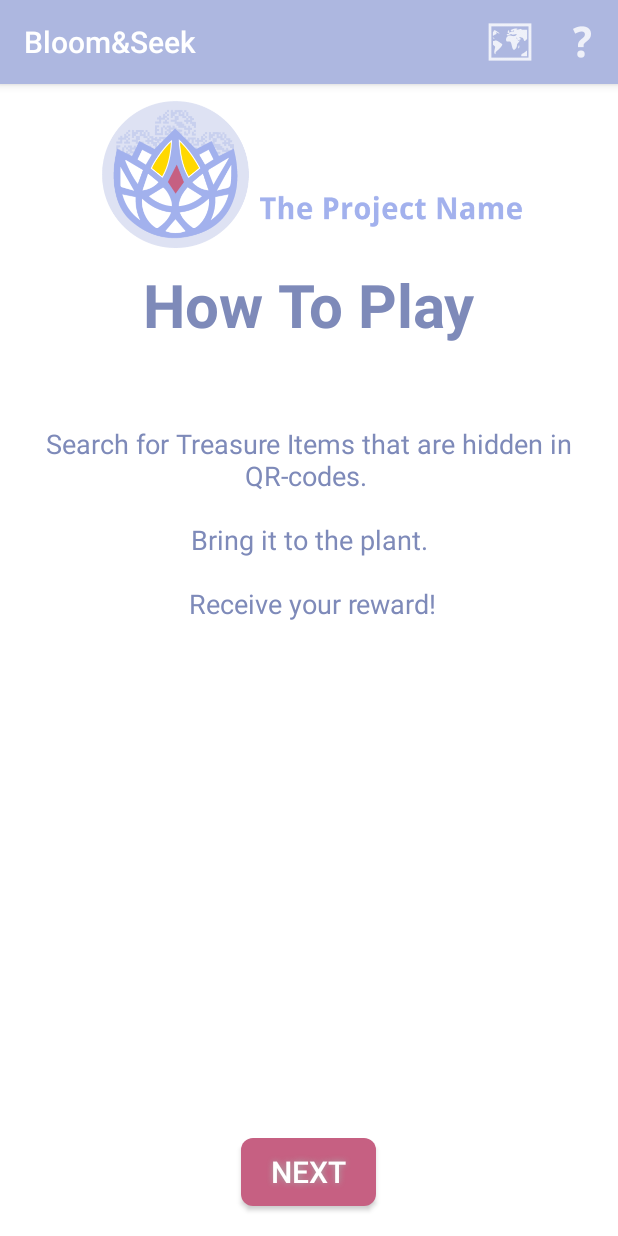
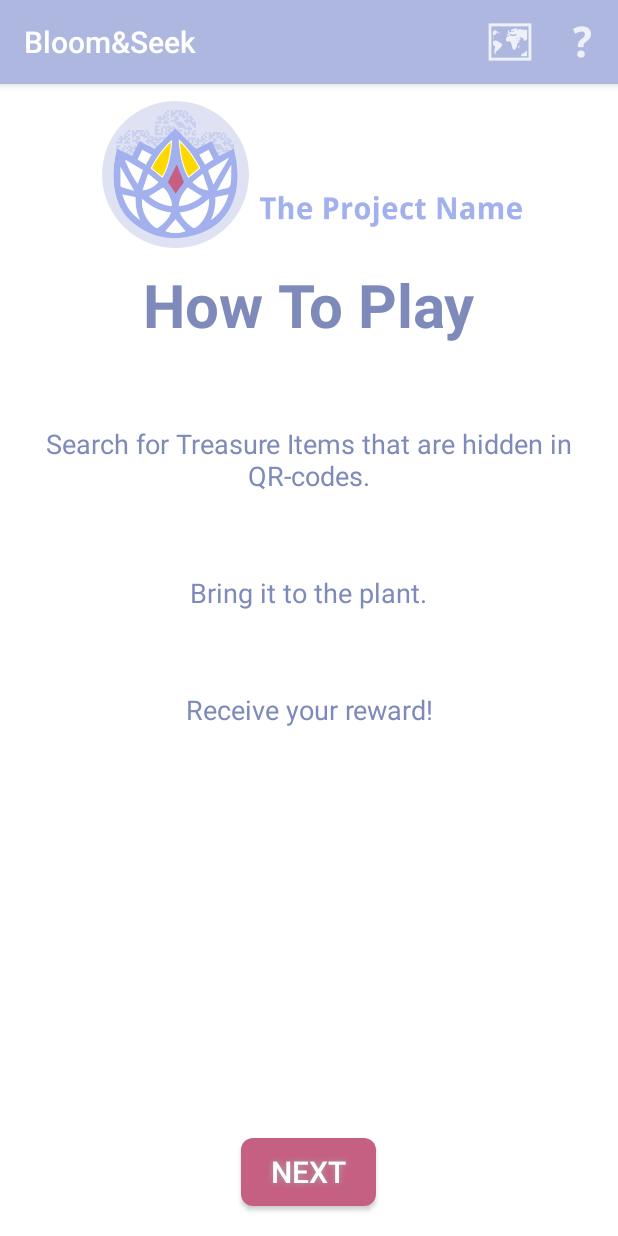
Before and after one commit to lstenstadvold/Pfi3_Group1_FinalProject_Version2, an Android app: the screen it shows after launch (MainActivity), on a phone screen of 412 x 824 dp. Run offline under Robolectric (Android 15) with nearby library versions, the phone set to English and light mode, and no system bars; libraries missing offline, so code that uses them is left out: com.firebase.client, com.koushikdutta.ion; pictures from the network do not load; 1 statement that could not run was skipped.

Commit message:
string help

```diff
--- a/app/src/main/res/layout/fragment_help.xml
+++ b/app/src/main/res/layout/fragment_help.xml
@@ -53,6 +53,40 @@
         android:layout_below="@+id/textView2"
         android:layout_centerHorizontal="true" />
 
+    <TextView
+        android:layout_width="wrap_content"
+        android:layout_height="wrap_content"
+        android:layout_marginLeft="20dp"
+        android:layout_marginRight="20dp"
+        android:layout_gravity="center"
+        android:gravity="center"
+
+        android:textSize="18sp"
+        android:text="Bring it to the plant."
+        android:textColor="#ff7e8ab9"
+
+        android:id="@+id/tv2"
+        android:layout_marginTop="53dp"
+        android:layout_below="@+id/textView"
+        android:layout_centerHorizontal="true" />
+
+    <TextView
+        android:layout_width="wrap_content"
+        android:layout_height="wrap_content"
+        android:layout_marginLeft="20dp"
+        android:layout_marginRight="20dp"
+        android:layout_gravity="center"
+        android:gravity="center"
+
+        android:textSize="18sp"
+        android:text="Receive your reward!"
+        android:textColor="#ff7e8ab9"
+
+        android:id="@+id/tv3"
+        android:layout_marginTop="53dp"
+        android:layout_below="@+id/tv2"
+        android:layout_centerHorizontal="true" />
+
     <Button
         android:layout_width="wrap_content"
         android:layout_height="45dp"
--- a/app/src/main/res/values/strings.xml
+++ b/app/src/main/res/values/strings.xml
@@ -8,7 +8,7 @@
     <string name="hello_blank_fragment">Hello blank fragment</string>
     <string name="map">Map</string>
     <string name="HowToPlay">How To Play</string>
-    <string name="HowToPlayDesc">Search for Treasure Items that are hidden in QR-codes.  \n  \n Bring it to the plant. \n  \n Receive your reward!</string>
+    <string name="HowToPlayDesc">Search for Treasure Items that are hidden in QR-codes.</string>
     <string name="start_the_hunt">Start The Hunt</string>
     <string name="content">content:</string>
     <string name="qr_description">Make sure that the QR-codes that you find are activated. \n \n The big screen will show you where to find these active QR-codes.</string>
```
